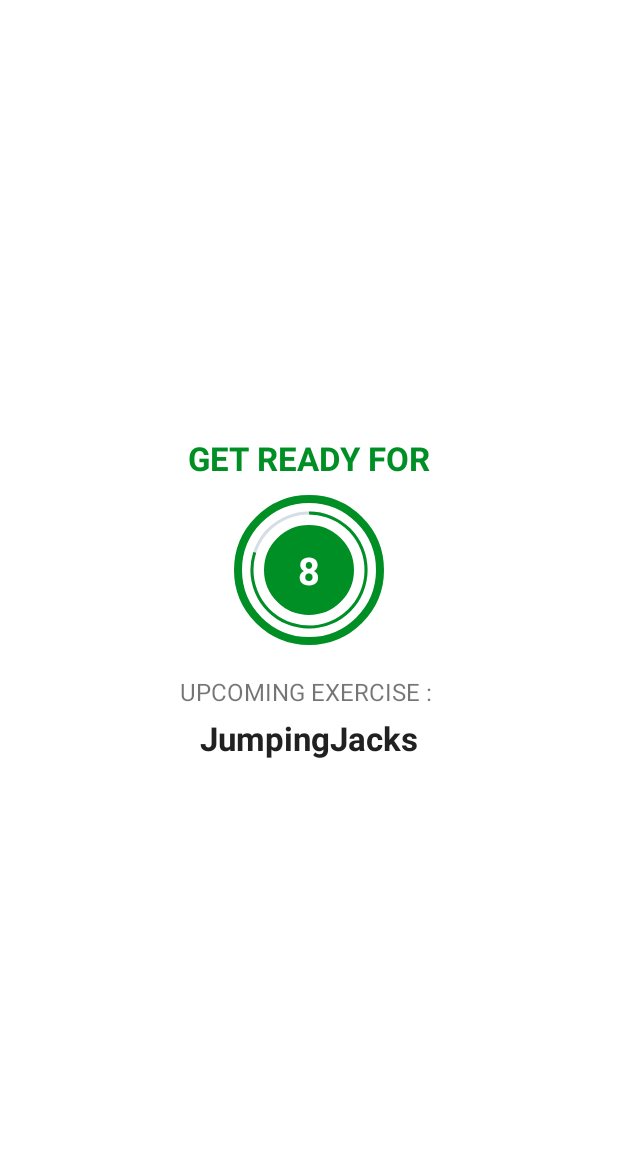
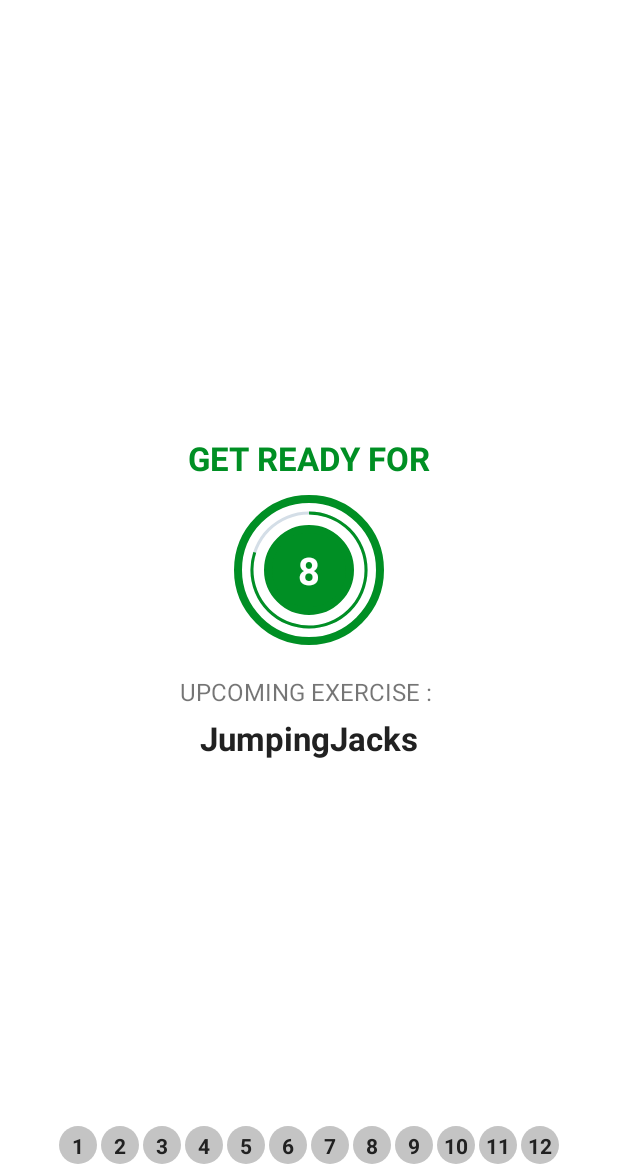
Before and after one commit to ledieulinh96/08202021_7_Minute_Workout, an Android app: the ExerciseActivity screen opened directly, with no data from a screen before it, on a phone screen of 412 x 824 dp, the part 62-1236 px from its top. Run offline under Robolectric (Android 15) with nearby library versions, the phone set to English and light mode, and no system bars.

Commit message:
Recycler View for numbers

```diff
--- a/app/build.gradle
+++ b/app/build.gradle
@@ -35,6 +35,7 @@ dependencies {
     implementation 'androidx.appcompat:appcompat:1.3.1'
     implementation 'androidx.core:core-ktx:1.6.0'
     implementation 'androidx.constraintlayout:constraintlayout:2.1.0'
+    implementation 'com.google.android.material:material:1.0.0'
     testImplementation 'junit:junit:4.12'
     androidTestImplementation 'androidx.test.ext:junit:1.1.3'
     androidTestImplementation 'androidx.test.espresso:espresso-core:3.4.0'
--- a/app/src/main/java/com/example/a08202021_7_minute_workout/ExerciseActivity.kt
+++ b/app/src/main/java/com/example/a08202021_7_minute_workout/ExerciseActivity.kt
@@ -9,6 +9,7 @@ import android.speech.tts.TextToSpeech
 import android.util.Log
 import android.view.View
 import android.widget.Toast
+import androidx.recyclerview.widget.LinearLayoutManager
 import kotlinx.android.synthetic.main.activity_exercise.*
 import java.util.*
 import kotlin.collections.ArrayList
@@ -26,6 +27,7 @@ class ExerciseActivity : AppCompatActivity(),  TextToSpeech.OnInitListener{
 
     private var tts: TextToSpeech?= null //Variable for TextTOSpeech
     private var player: MediaPlayer? = null
+    private var exerciseAdapter: ExerciseStatusAdapter? = null
 
     override fun onCreate(savedInstanceState: Bundle?) {
         super.onCreate(savedInstanceState)
@@ -44,6 +46,7 @@ class ExerciseActivity : AppCompatActivity(),  TextToSpeech.OnInitListener{
 
         exerciseList = Constants.defaultExerciseList()
         setupRestView()
+        setupExerciseStatusRecyclerView()
 
     }
 
@@ -169,4 +172,11 @@ class ExerciseActivity : AppCompatActivity(),  TextToSpeech.OnInitListener{
             }
         }
     }
+
+    private fun setupExerciseStatusRecyclerView() {
+        rvExerciseStatus.layoutManager = LinearLayoutManager(this,
+            LinearLayoutManager.HORIZONTAL, false)
+        exerciseAdapter = ExerciseStatusAdapter(exerciseList!!, this)
+        rvExerciseStatus.adapter = exerciseAdapter
+    }
 }
--- /dev/null
+++ b/app/src/main/java/com/example/a08202021_7_minute_workout/ExerciseStatusAdapter.kt
@@ -0,0 +1,30 @@
+package com.example.a08202021_7_minute_workout
+
+import android.content.Context
+import android.view.LayoutInflater
+import android.view.View
+import android.view.ViewGroup
+import androidx.recyclerview.widget.RecyclerView
+import kotlinx.android.synthetic.main.item_exercise_status.view.*
+
+class ExerciseStatusAdapter(val items: ArrayList<ExerciseModel>, val context: Context)
+    : RecyclerView.Adapter<ExerciseStatusAdapter.ViewHolder>(){
+
+    class ViewHolder(view: View) : RecyclerView.ViewHolder(view) {
+        val tvItem = view.tvItem
+    }
+
+    override fun onCreateViewHolder(parent: ViewGroup, viewType: Int): ViewHolder {
+        return ViewHolder(LayoutInflater.from(context)
+            .inflate(R.layout.item_exercise_status, parent, false))
+    }
+
+    override fun onBindViewHolder(holder: ViewHolder, position: Int) {
+        val model: ExerciseModel = items[position]
+        holder.tvItem.text = model.id.toString()
+    }
+
+    override fun getItemCount(): Int {
+        return items.size
+    }
+}
--- /dev/null
+++ b/app/src/main/res/drawable/item_circular_color_gray_background.xml
@@ -0,0 +1,6 @@
+<?xml version="1.0" encoding="utf-8"?>
+<shape xmlns:android="http://schemas.android.com/apk/res/android"
+    android:shape="oval">
+    <solid android:color="#C4C4C4"/>
+
+</shape>
--- a/app/src/main/res/layout/activity_exercise.xml
+++ b/app/src/main/res/layout/activity_exercise.xml
@@ -92,6 +92,7 @@
         android:layout_width="match_parent"
         android:layout_height="match_parent"
         android:layout_below="@id/toolbar_exercise_activity"
+        android:layout_above="@+id/rvExerciseStatus"
         android:gravity="center"
         android:orientation="vertical"
         android:visibility="gone"
@@ -154,4 +155,11 @@
         </FrameLayout>
     </LinearLayout>
 
+    <androidx.recyclerview.widget.RecyclerView
+        android:id="@+id/rvExerciseStatus"
+        android:layout_width="wrap_content"
+        android:layout_height="wrap_content"
+        android:layout_alignParentBottom="true"
+        android:layout_centerHorizontal="true"
+        android:layout_margin="5dp" />
 </RelativeLayout>
--- /dev/null
+++ b/app/src/main/res/layout/item_exercise_status.xml
@@ -0,0 +1,14 @@
+<?xml version="1.0" encoding="utf-8"?>
+<TextView xmlns:android="http://schemas.android.com/apk/res/android"
+    xmlns:tools="http://schemas.android.com/tools"
+    android:id="@+id/tvItem"
+    android:layout_width="25dp"
+    android:layout_height="25dp"
+    android:layout_margin="1dp"
+    android:background="@drawable/item_circular_color_gray_background"
+    android:gravity="center"
+    android:padding="3dp"
+    android:textColor="#212121"
+    android:textSize="14sp"
+    android:textStyle="bold"
+    tools:text="1" />
```
